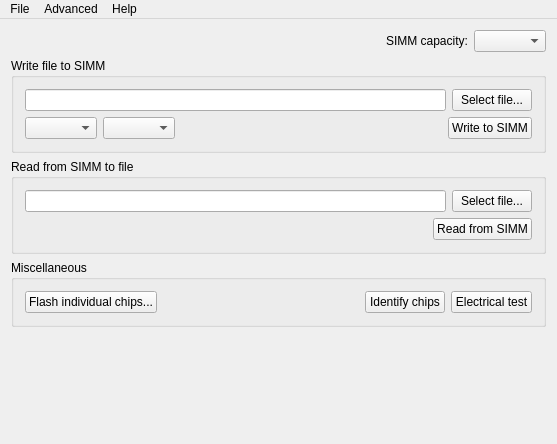
dougg3/mac-rom-simm-programmer.software, file mainwindow.ui: the form before one commit.
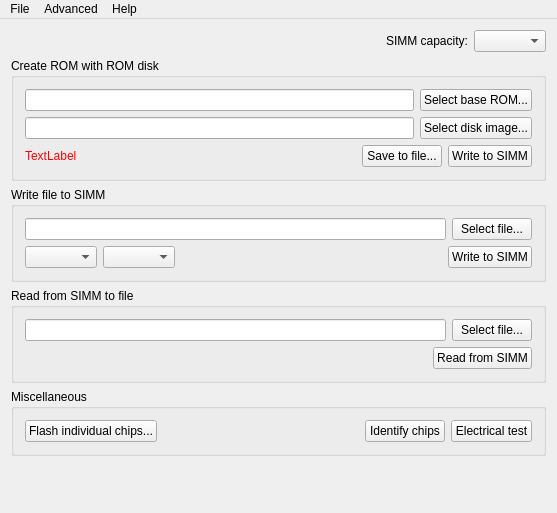
The form after the commit. The open tabs and pages were chosen to show the change. Custom widgets are drawn as their Qt base class.

Commit message: Add UI for combining patched ROM with disk image

What changed in the file:
```diff
--- a/mainwindow.ui
+++ b/mainwindow.ui
@@ -7,7 +7,7 @@
     <x>0</x>
     <y>0</y>
     <width>557</width>
-    <height>444</height>
+    <height>513</height>
    </rect>
   </property>
   <property name="windowTitle">
@@ -55,6 +55,92 @@
           </item>
          </layout>
         </item>
+        <item>
+         <widget class="QGroupBox" name="createROMGroupBox">
+          <property name="title">
+           <string>Create ROM with ROM disk</string>
+          </property>
+          <layout class="QVBoxLayout" name="verticalLayout_8">
+           <item>
+            <layout class="QHBoxLayout" name="horizontalLayout_7">
+             <item>
+              <widget class="QLineEdit" name="chosenBaseROMFile">
+               <property name="readOnly">
+                <bool>false</bool>
+               </property>
+              </widget>
+             </item>
+             <item>
+              <widget class="QPushButton" name="selectBaseROMButton">
+               <property name="text">
+                <string>Select base ROM...</string>
+               </property>
+              </widget>
+             </item>
+            </layout>
+           </item>
+           <item>
+            <layout class="QHBoxLayout" name="horizontalLayout_8">
+             <item>
+              <widget class="QLineEdit" name="chosenDiskImageFile">
+               <property name="readOnly">
+                <bool>false</bool>
+               </property>
+              </widget>
+             </item>
+             <item>
+              <widget class="QPushButton" name="selectDiskImageButton">
+               <property name="text">
+                <string>Select disk image...</string>
+               </property>
+              </widget>
+             </item>
+            </layout>
+           </item>
+           <item>
+            <layout class="QHBoxLayout" name="horizontalLayout_9">
+             <item>
+              <widget class="QLabel" name="createROMErrorText">
+               <property name="styleSheet">
+                <string notr="true">color: red;</string>
+               </property>
+               <property name="text">
+                <string>TextLabel</string>
+               </property>
+              </widget>
+             </item>
+             <item>
+              <spacer name="horizontalSpacer_5">
+               <property name="orientation">
+                <enum>Qt::Horizontal</enum>
+               </property>
+               <property name="sizeHint" stdset="0">
+                <size>
+                 <width>40</width>
+                 <height>20</height>
+                </size>
+               </property>
+              </spacer>
+             </item>
+             <item>
+              <widget class="QPushButton" name="saveCombinedFileButton">
+               <property name="text">
+                <string>Save to file...</string>
+               </property>
+              </widget>
+             </item>
+             <item>
+              <widget class="QPushButton" name="writeCombinedFileToSIMMButton">
+               <property name="text">
+                <string>Write to SIMM</string>
+               </property>
+              </widget>
+             </item>
+            </layout>
+           </item>
+          </layout>
+         </widget>
+        </item>
         <item>
          <widget class="DroppableGroupBox" name="writeGroupBox">
           <property name="title">
```
Left out of the diff: 15 changed lines with no effect on the pictures. The commit also changes 2 other files.
